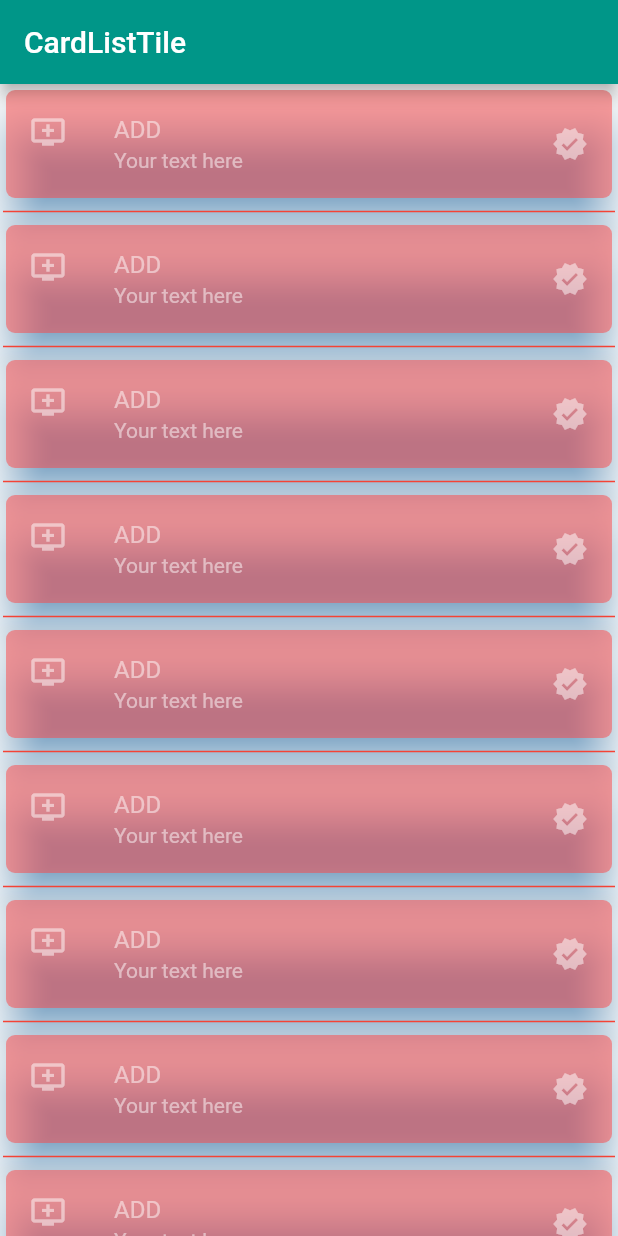
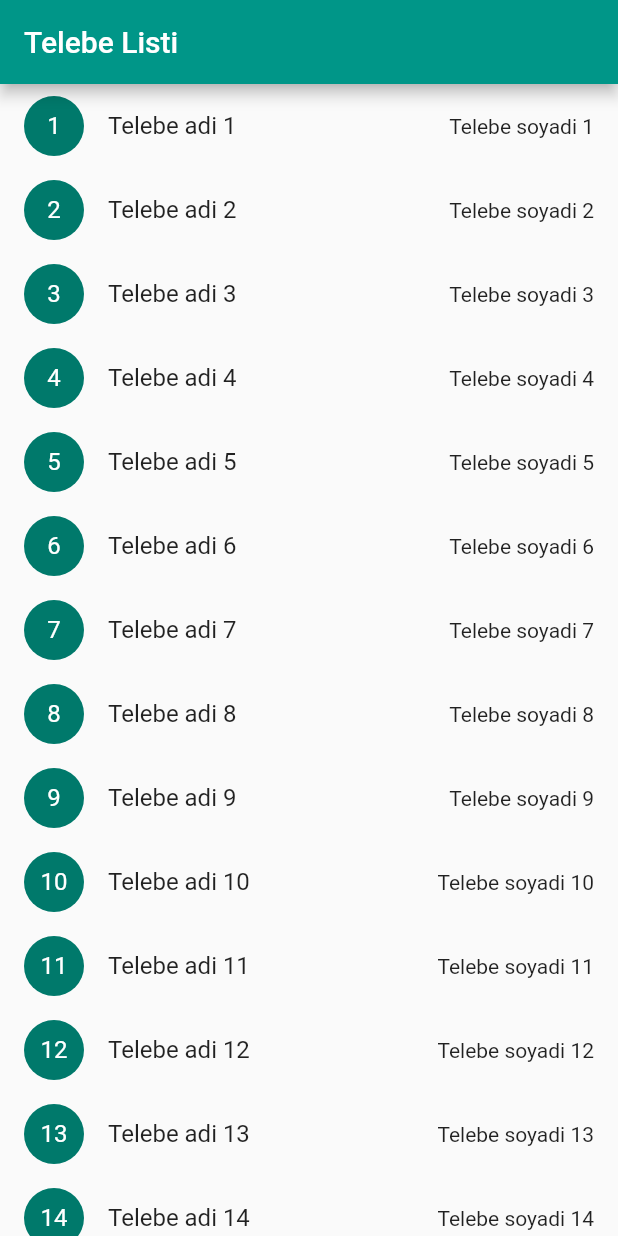
Before and after one commit to RustamovRRR/widgets, a Flutter app: the screen it shows after launch, on a phone screen of 412 x 824 dp. Run offline on Flutter 3.47's test engine with Material 2 defaults, Android fonts, the phone set to English and light mode, and no system bars.

Commit message:
understanding ListView widget

```diff
--- a/lib/main.dart
+++ b/lib/main.dart
@@ -1,5 +1,5 @@
 import "package:flutter/material.dart";
-import 'package:widgets/scrolls/CardListTileUse.dart';
+import 'package:widgets/scrolls/ListViewUse.dart';
 
 void main() {
   runApp(MyApp());
@@ -26,7 +26,7 @@ class MyApp extends StatelessWidget {
                 color: Color.fromRGBO(156, 39, 176, 1),
                 fontWeight: FontWeight.bold)),
       ),
-      home: CardListTileUse(),
+      home: ListViewUse(),
     );
   }
 }
--- /dev/null
+++ b/lib/scrolls/ListViewUse.dart
@@ -0,0 +1,36 @@
+import 'package:flutter/material.dart';
+
+class ListViewUse extends StatelessWidget {
+  ListViewUse({Key? key}) : super(key: key);
+
+  List<Telebe> butunTelebeler = List.generate(
+      500,
+      (index) => Telebe(
+          index + 1, "Telebe adi ${index + 1}", "Telebe soyadi ${index + 1}"));
+
+  @override
+  Widget build(BuildContext context) {
+    return Scaffold(
+      appBar: AppBar(
+        title: Text("Telebe Listi"),
+      ),
+      body: ListView(
+        children: butunTelebeler
+            .map((telebe) => ListTile(
+                  title: Text(telebe.name),
+                  leading: CircleAvatar(child: Text(telebe.id.toString())),
+                  trailing: Text(telebe.surname),
+                ))
+            .toList(),
+      ),
+    );
+  }
+}
+
+class Telebe {
+  final int id;
+  final String name;
+  final String surname;
+
+  Telebe(this.id, this.name, this.surname);
+}
```
